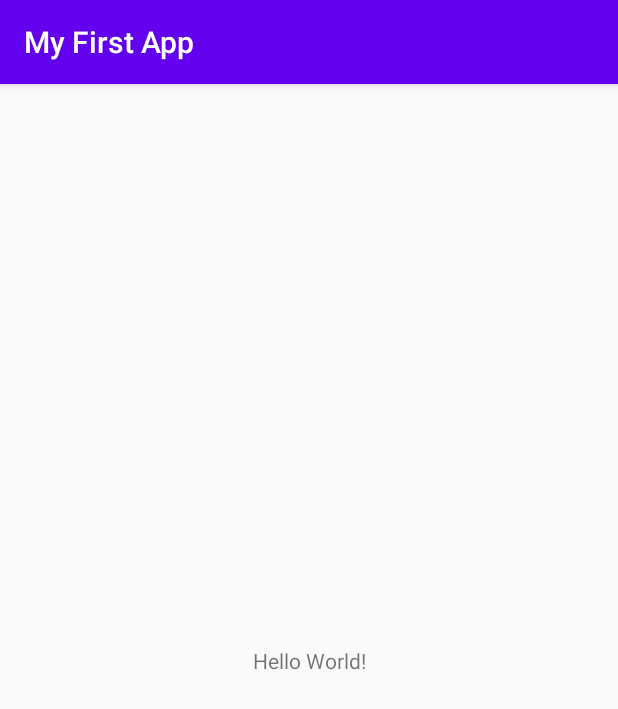
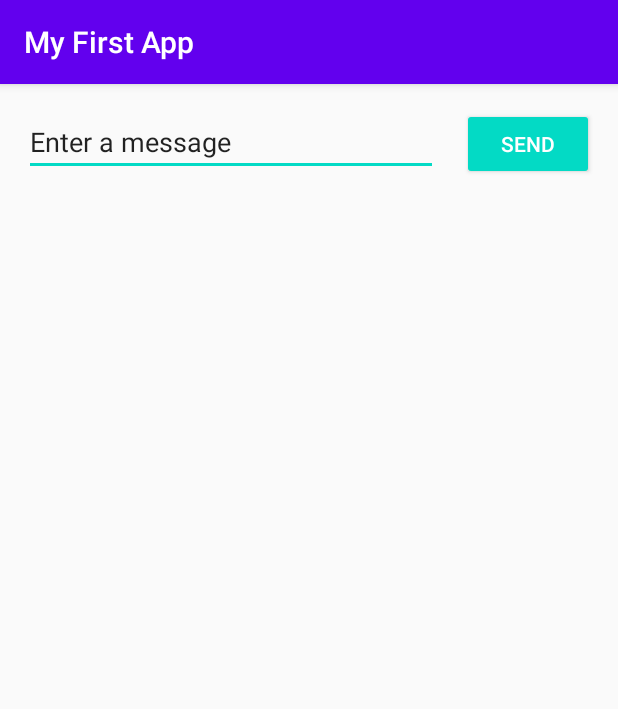
Before and after one commit to Lueton/build-your-first-app, an Android app: the screen it shows after launch (MainActivity), on a phone screen of 412 x 824 dp. Shown: the top 709 px of the screen. Run offline under Robolectric (Android 15) with nearby library versions, the phone set to English and light mode, and no system bars.

Commit message:
edited main activity layout

```diff
--- a/app/src/main/res/layout/activity_main.xml
+++ b/app/src/main/res/layout/activity_main.xml
@@ -6,13 +6,27 @@
     android:layout_height="match_parent"
     tools:context=".MainActivity">
 
-    <TextView
+    <EditText
+        android:id="@+id/editText"
+        android:layout_width="0dp"
+        android:layout_height="wrap_content"
+        android:layout_marginStart="16dp"
+        android:layout_marginTop="16dp"
+        android:layout_marginEnd="16dp"
+        android:ems="10"
+        android:inputType="textPersonName"
+        android:text="@string/edit_message"
+        app:layout_constraintEnd_toStartOf="@+id/button"
+        app:layout_constraintStart_toStartOf="parent"
+        app:layout_constraintTop_toTopOf="parent" />
+
+    <Button
+        android:id="@+id/button"
+        style="@style/Widget.AppCompat.Button.Colored"
         android:layout_width="wrap_content"
         android:layout_height="wrap_content"
-        android:text="Hello World!"
-        app:layout_constraintBottom_toBottomOf="parent"
-        app:layout_constraintLeft_toLeftOf="parent"
-        app:layout_constraintRight_toRightOf="parent"
-        app:layout_constraintTop_toTopOf="parent" />
-
+        android:layout_marginEnd="16dp"
+        android:text="@string/button_send"
+        app:layout_constraintBaseline_toBaselineOf="@+id/editText"
+        app:layout_constraintEnd_toEndOf="parent" />
 </androidx.constraintlayout.widget.ConstraintLayout>
--- a/app/src/main/res/values/strings.xml
+++ b/app/src/main/res/values/strings.xml
@@ -1,3 +1,5 @@
 <resources>
     <string name="app_name">My First App</string>
+    <string name="edit_message">Enter a message</string>
+    <string name="button_send">Send</string>
 </resources>
```
